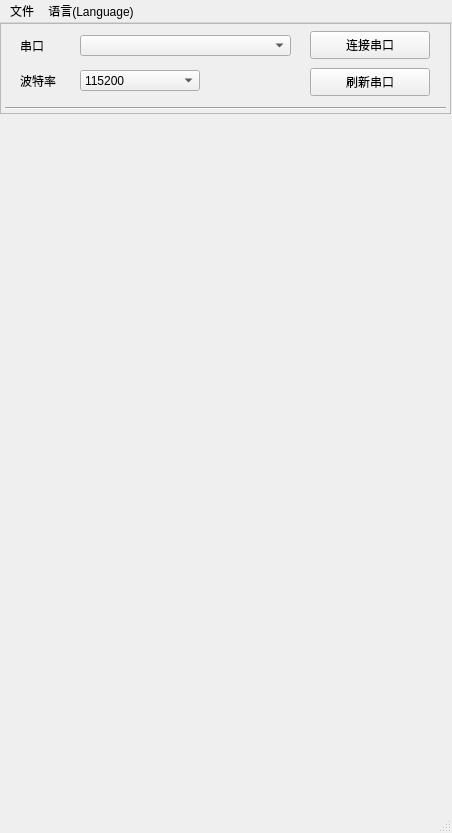
Before: the Qt Designer form WINCC.ui in benewake-zoran/BW_TFSET_PY_GUI, drawn with Qt 5.
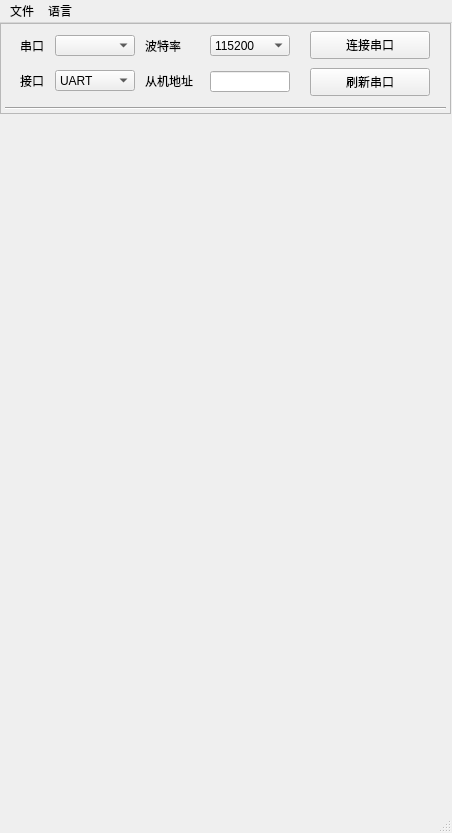
After: the same form once the commit is applied. Icons and pictures are not drawn.

Commit message: UART接口设置

The edit to the form file:
```diff
--- a/WINCC.ui
+++ b/WINCC.ui
@@ -54,7 +54,7 @@
       <rect>
        <x>20</x>
        <y>15</y>
-       <width>41</width>
+       <width>35</width>
        <height>16</height>
       </rect>
      </property>
@@ -65,9 +65,9 @@
     <widget class="QComboBox" name="comboBox_serial">
      <property name="geometry">
       <rect>
-       <x>80</x>
+       <x>55</x>
        <y>12</y>
-       <width>211</width>
+       <width>80</width>
        <height>21</height>
       </rect>
      </property>
@@ -75,8 +75,8 @@
     <widget class="QLabel" name="label_baudrate">
      <property name="geometry">
       <rect>
-       <x>20</x>
-       <y>50</y>
+       <x>145</x>
+       <y>15</y>
        <width>50</width>
        <height>15</height>
       </rect>
@@ -88,9 +88,9 @@
     <widget class="QComboBox" name="comboBox_baudrate">
      <property name="geometry">
       <rect>
-       <x>80</x>
-       <y>47</y>
-       <width>120</width>
+       <x>210</x>
+       <y>12</y>
+       <width>80</width>
        <height>21</height>
       </rect>
      </property>
@@ -161,6 +161,72 @@
       <string>刷新串口</string>
      </property>
     </widget>
+    <widget class="QLabel" name="label_id">
+     <property name="geometry">
+      <rect>
+       <x>145</x>
+       <y>50</y>
+       <width>65</width>
+       <height>16</height>
+      </rect>
+     </property>
+     <property name="text">
+      <string>从机地址</string>
+     </property>
+    </widget>
+    <widget class="QLabel" name="label_port">
+     <property name="geometry">
+      <rect>
+       <x>20</x>
+       <y>50</y>
+       <width>35</width>
+       <height>15</height>
+      </rect>
+     </property>
+     <property name="text">
+      <string>接口</string>
+     </property>
+    </widget>
+    <widget class="QComboBox" name="comboBox_port">
+     <property name="geometry">
+      <rect>
+       <x>55</x>
+       <y>47</y>
+       <width>80</width>
+       <height>21</height>
+      </rect>
+     </property>
+     <item>
+      <property name="text">
+       <string>UART</string>
+      </property>
+     </item>
+     <item>
+      <property name="text">
+       <string>IIC</string>
+      </property>
+     </item>
+     <item>
+      <property name="text">
+       <string>RS485</string>
+      </property>
+     </item>
+     <item>
+      <property name="text">
+       <string>RS232</string>
+      </property>
+     </item>
+    </widget>
+    <widget class="QLineEdit" name="lineEdit_id">
+     <property name="geometry">
+      <rect>
+       <x>210</x>
+       <y>48</y>
+       <width>80</width>
+       <height>21</height>
+      </rect>
+     </property>
+    </widget>
    </widget>
    <widget class="QWidget" name="widget1" native="true">
     <property name="geometry">
@@ -190,7 +256,7 @@
    </widget>
    <widget class="QMenu" name="menu_2">
     <property name="title">
-     <string>语言(Language)</string>
+     <string>语言</string>
     </property>
     <addaction name="actionChinese"/>
     <addaction name="separator"/>
```
Left out of the diff: 17 changed lines with no effect on the pictures. The commit also changes 13 other files.
